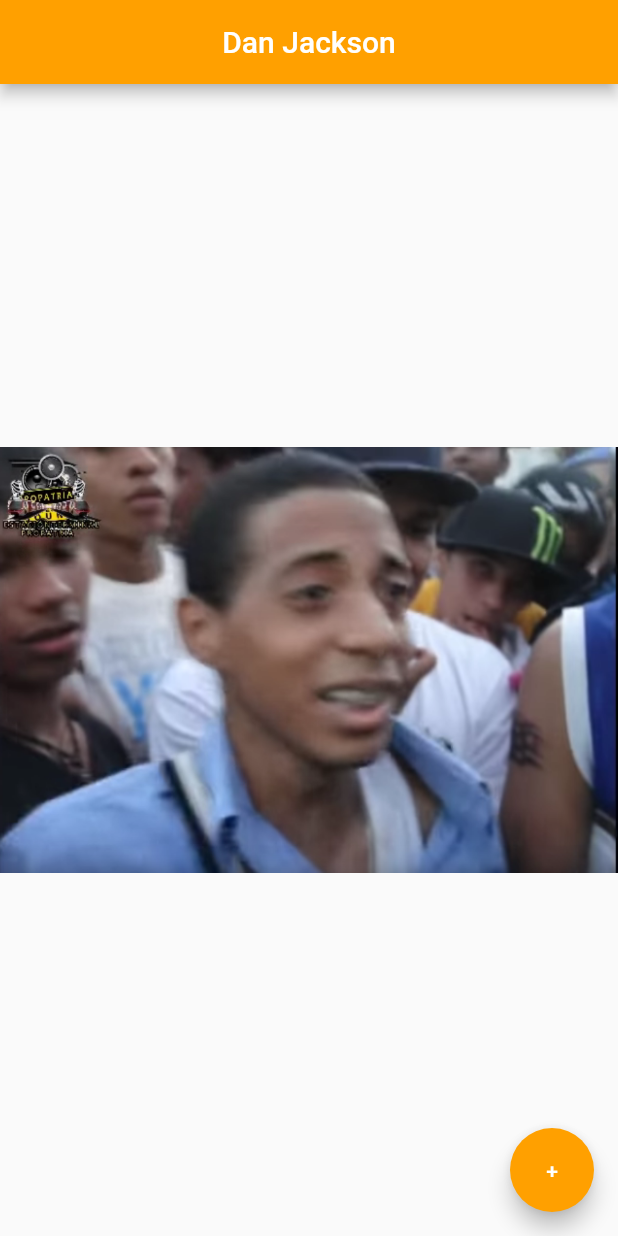
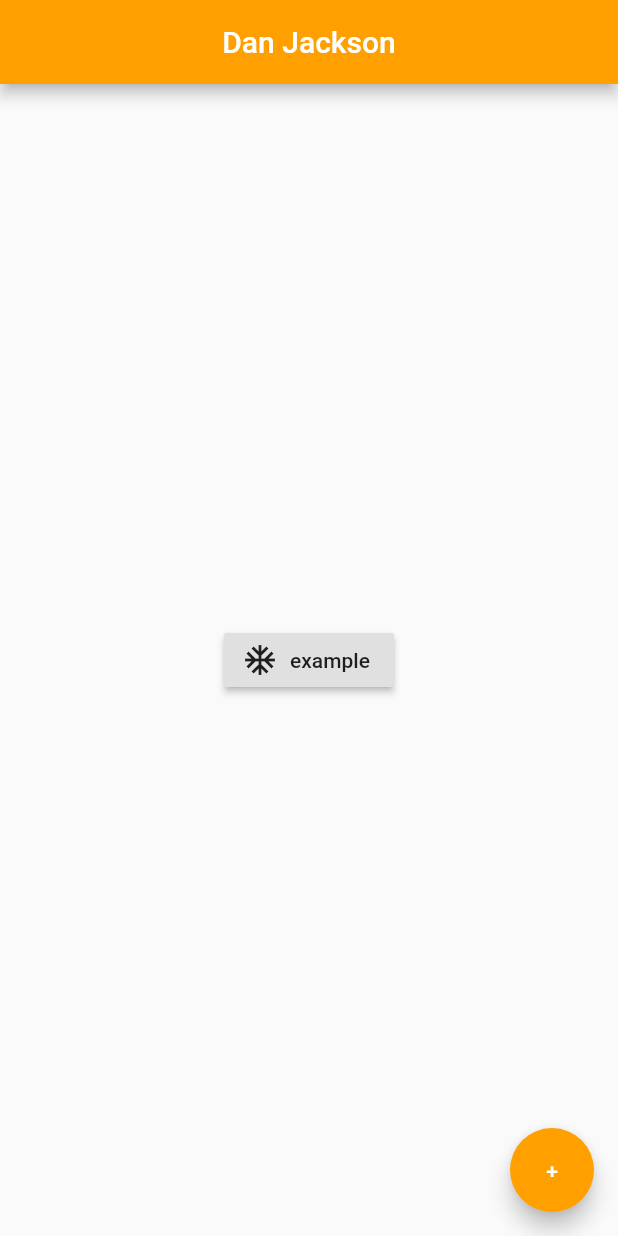
Before and after one commit to Georges47/flutter-app, a Flutter app: the screen it shows after launch, on a phone screen of 412 x 824 dp. Run offline on Flutter 3.47's test engine with Material 2 defaults, Android fonts, the phone set to English and light mode, and no system bars.

Commit message:
Tried buttons instead of images.

```diff
--- a/lib/main.dart
+++ b/lib/main.dart
@@ -17,10 +17,23 @@ class Home extends StatelessWidget {
         backgroundColor: Colors.amber[700],
       ),
       body: Center(
-        child: Image(
-          //image: NetworkImage('https://images.unsplash.com/photo-1588098928842-715f1673f6b9?ixlib=rb-1.2.1&ixid=eyJhcHBfaWQiOjEyMDd9&auto=format&fit=crop&w=500&q=60'),
-          image: AssetImage('assets/danjackson.png'),
-        ),
+//      child: RaisedButton(
+//        onPressed:() {},
+//        child: Text('Raised Button'),
+//      ),
+
+//      child: FlatButton(
+//        onPressed: () {print('object');},
+//        child: Text('Flat Button'),
+//        color: Colors.amber,
+//      ),
+
+        child: RaisedButton.icon(
+            onPressed: () {},
+            icon: Icon(
+              Icons.ac_unit
+            ),
+            label: Text('example')),
       ),
       floatingActionButton: FloatingActionButton(
         onPressed: () {},
```
